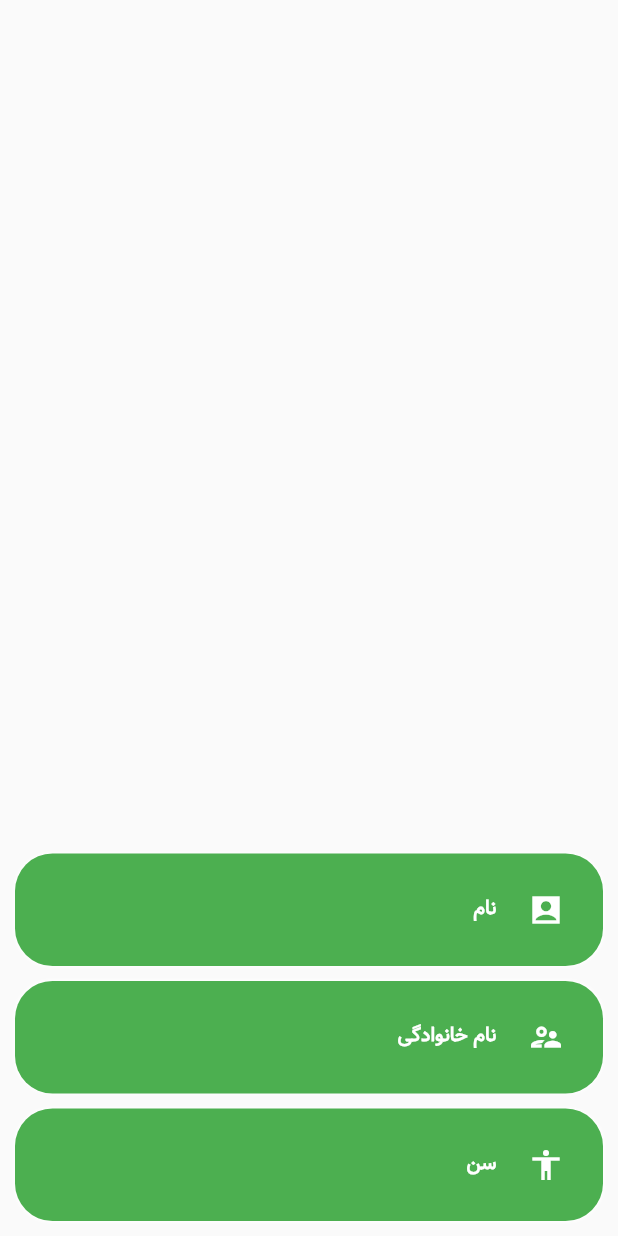
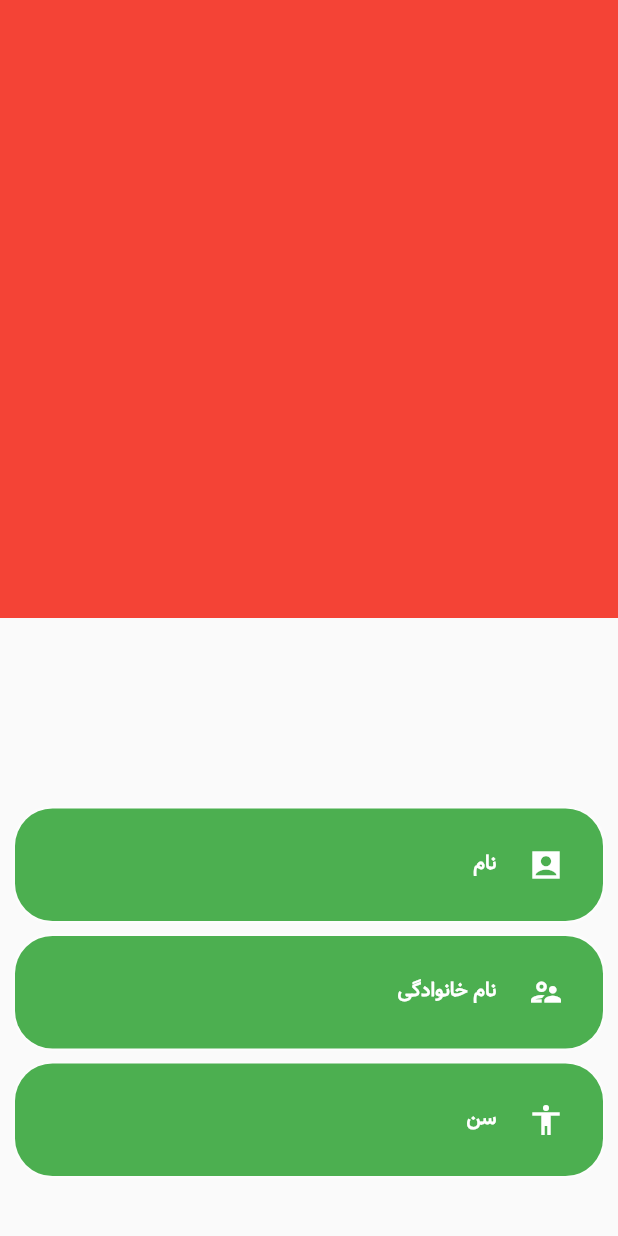
Before and after one commit to MadPad124/Adminor, a Flutter app: the CreateAccountPage screen opened directly, on a phone screen of 412 x 824 dp. Run offline on Flutter 3.47's test engine with Material 2 defaults, Android fonts, the phone set to English and light mode, and no system bars; our stand-ins replace animated_splash_screen, animated_text_kit, liquid_swipe, page_transition, shared_preferences, smooth_page_indicator; accounts and stored records are empty; project files that could hold a hidden picture were left out.

Commit message:
Login commit

```diff
--- a/lib/loginPages/createAccountPage.dart
+++ b/lib/loginPages/createAccountPage.dart
@@ -4,38 +4,33 @@
 import 'package:flutter/services.dart';
 import 'package:liquid_swipe/liquid_swipe.dart';
 import 'package:smooth_page_indicator/smooth_page_indicator.dart';
-
+final pageViewController = PageController();
 class CreateAccountPage extends StatefulWidget {
   const CreateAccountPage({super.key});
   @override
   State<CreateAccountPage> createState() => _CreateAccountPageState();
 }
 class _CreateAccountPageState extends State<CreateAccountPage> {
-  final pageViewController = PageController();
+
   @override
   Widget build(BuildContext context) {
     return Scaffold(
       body: GestureDetector(
         onTap: () {
           FocusScope.of(context).requestFocus(FocusNode());
+          pageViewController.animateToPage(2, duration: const Duration(milliseconds:400), curve: Curves.decelerate);
         },
-        child: Directionality(
-          textDirection: TextDirection.rtl,
-          child: Center(
-            child: PageView(
-              controller: pageViewController,
-              onPageChanged: (index) {
-                print(index);
-              },
-              children: [
-                mainBackContainer(),
-                mainBackContainer(),
-                mainBackContainer(),
-                mainBackContainer(),
-              ],
-            ),
-          ),
+        child: Column(
+          children: [
+            topSlider(context),
+           // const SizedBox(height: 100,),
+            mainBackContainer(context)
+          ],
         ),
+
+
+
+
       ),
     );
   }
@@ -83,13 +78,14 @@
   }*/
 }
 //main back container---------->
-Widget mainBackContainer(){
+Widget mainBackContainer(context){
   return Padding(
       padding:const EdgeInsets.all(0.0),
       child: Container(
+        height: MediaQuery.of(context).size.height/2,
           padding:const EdgeInsets.all(10),
           decoration:const BoxDecoration(
-              color: Colors.transparent,
+
               borderRadius:
               BorderRadius.all(Radius.circular(35))),
           child:
@@ -102,6 +98,8 @@
               lastnameBox(),
               const SizedBox(height: 10),
               ageBox(),
+              const SizedBox(height: 30),
+
             ],
           ),
       ));
@@ -290,3 +288,25 @@
     ),
   );
 }
+Widget topSlider(context){
+  return SizedBox(
+    width: MediaQuery.of(context).size.width,
+    height: MediaQuery.of(context).size.height/2,
+    child: Directionality(
+      textDirection: TextDirection.rtl,
+      child: Center(
+        child: PageView(
+          controller: pageViewController,
+          onPageChanged: (index) {
+            print(index);
+          },
+          children: [
+            Container(color: Colors.red,width: 500,height: 500,),
+            Container(color: Colors.blue,width: 500,height: 500,),
+            Container(color: Colors.green,width: 500,height: 500,)
+          ],
+        ),
+      ),
+    ),
+  );
+}
--- a/pubspec.yaml
+++ b/pubspec.yaml
@@ -33,8 +33,6 @@
   uses-material-design: true
   assets:
     - assets/images/
-    - assets/images/greenshape.jpg
-    - assets/images/Login-Page-Background.jpg
 
 
 
```
